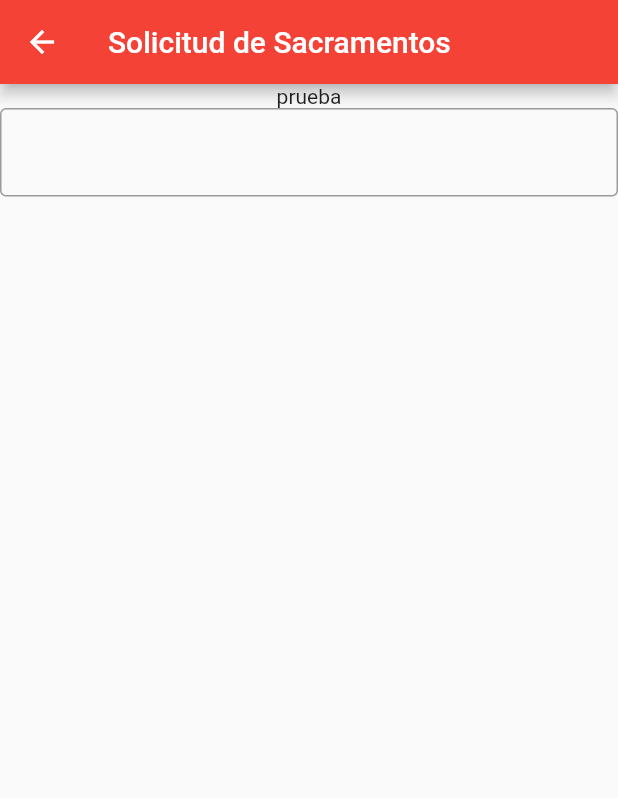
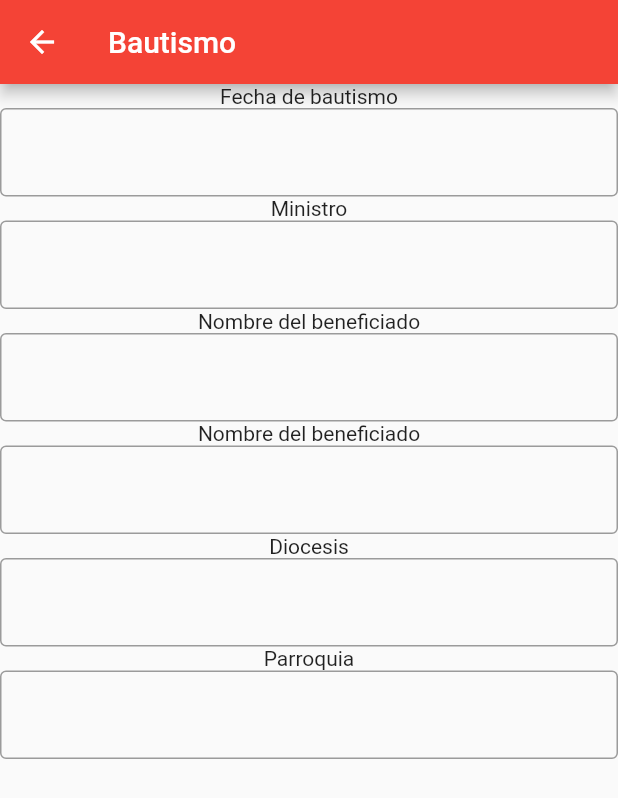
Before and after one commit to kamo28/PDMI, a Flutter app: the formulario_bautismo screen opened directly, on a phone screen of 412 x 824 dp. Shown: the top 798 px of the screen. Run offline on Flutter 3.47's test engine with Material 2 defaults, Android fonts, the phone set to English and light mode, and no system bars; our stand-ins replace flutter_signin_button; missing offline and left inert: flutter_sms; network calls fail.

Commit message:
formulario de bautismo feo

```diff
--- a/pdm/lib/page/formulario_bautismo.dart
+++ b/pdm/lib/page/formulario_bautismo.dart
@@ -3,18 +3,48 @@ import 'package:flutter/material.dart';
 class formulario_bautismo extends StatelessWidget {
   Widget build(BuildContext context) => Scaffold(
         appBar: AppBar(
-          title: Text("Solicitud de Sacramentos"),
+          title: Text("Bautismo"),
         ),
         body: Builder(
             builder: (context) => Center(
                   child: new Column(
                     children: <Widget>[
-                      Text('prueba'),
+                      Text('Fecha de bautismo'),
                       TextField(
                         decoration: const InputDecoration(
                           border: OutlineInputBorder(),
                         ),
-                      )
+                      ),
+                      Text('Ministro'),
+                      TextField(
+                        decoration: const InputDecoration(
+                          border: OutlineInputBorder(),
+                        ),
+                      ),
+                      Text('Nombre del beneficiado'),
+                      TextField(
+                        decoration: const InputDecoration(
+                          border: OutlineInputBorder(),
+                        ),
+                      ),
+                      Text('Nombre del beneficiado'),
+                      TextField(
+                        decoration: const InputDecoration(
+                          border: OutlineInputBorder(),
+                        ),
+                      ),
+                      Text('Diocesis'),
+                      TextField(
+                        decoration: const InputDecoration(
+                          border: OutlineInputBorder(),
+                        ),
+                      ),
+                      Text('Parroquia'),
+                      TextField(
+                        decoration: const InputDecoration(
+                          border: OutlineInputBorder(),
+                        ),
+                      ),
                     ],
                   ),
                 )),
```
